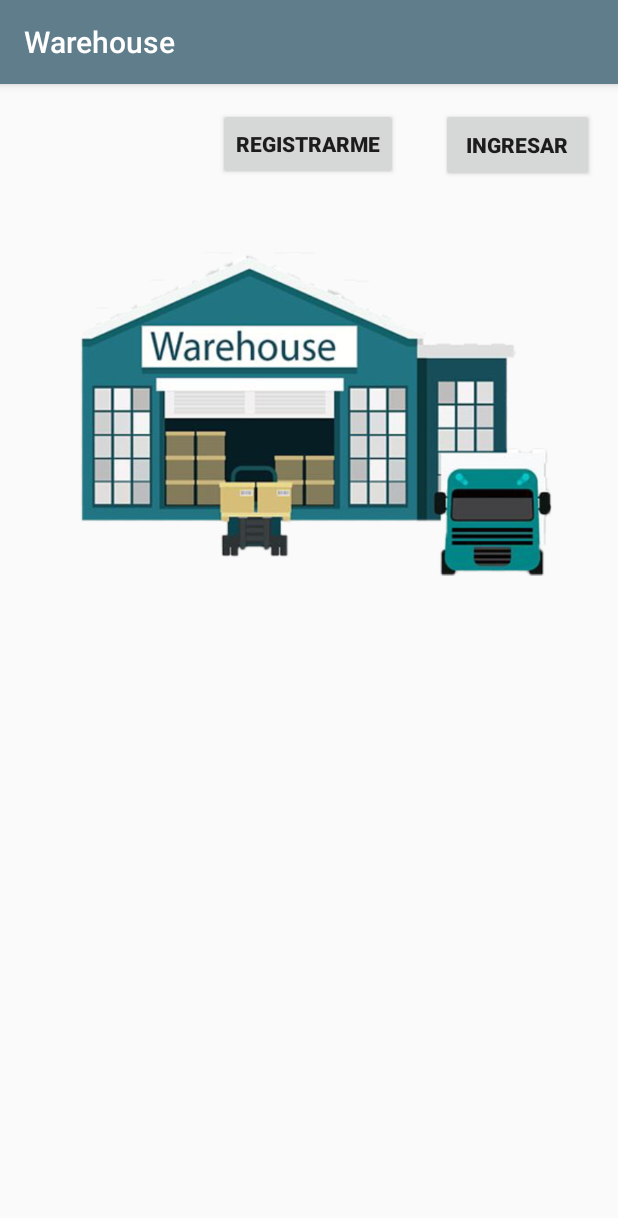
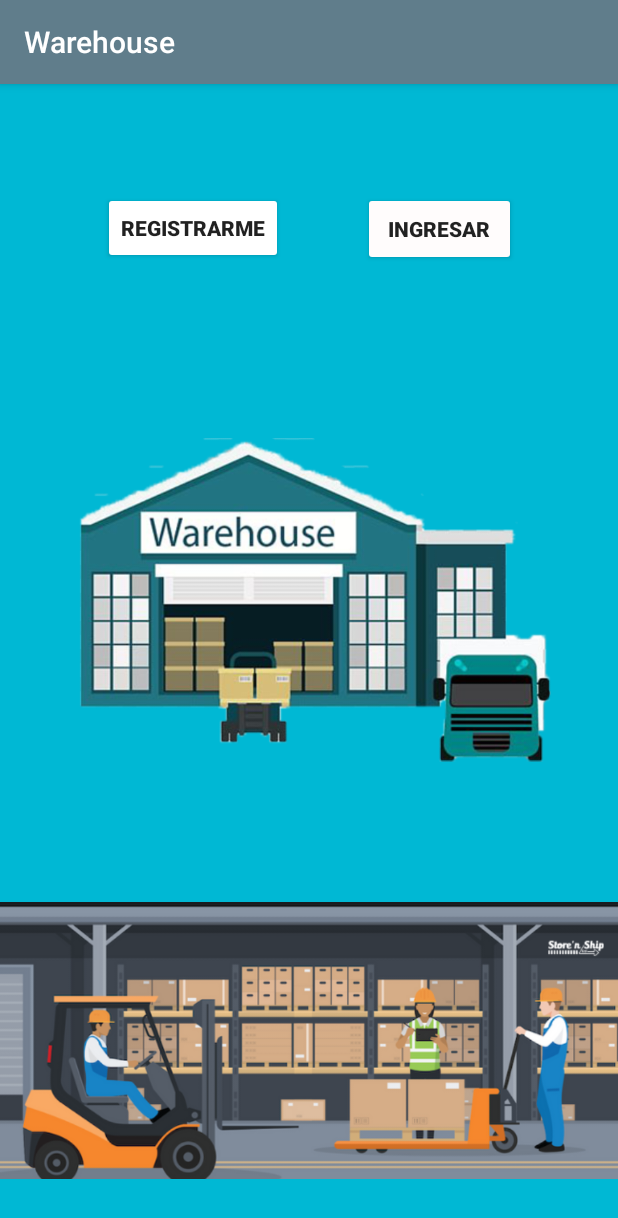
Before and after one commit to leidyqb/Warehouse, an Android app: the screen it shows after launch (MainActivity), on a phone screen of 412 x 824 dp. Shown: the top 1218 px of the screen. Run offline under Robolectric (Android 15) with nearby library versions, the phone set to English and light mode, and no system bars.

Commit message:
cambios finales

```diff
--- a/app/src/main/AndroidManifest.xml
+++ b/app/src/main/AndroidManifest.xml
@@ -16,7 +16,6 @@
         <activity android:name=".Pagos" />
         <activity android:name=".Planes" />
         <activity android:name=".RegistrarUsuario" />
-        <activity android:name=".Cotizador" />
         <activity android:name=".Login" />
         <activity android:name=".MainActivity">
             <intent-filter>
--- a/app/src/main/res/layout/activity_login.xml
+++ b/app/src/main/res/layout/activity_login.xml
@@ -24,7 +24,7 @@
         android:layout_marginTop="32dp"
         android:ems="10"
         android:inputType="textPersonName"
-        android:hint="Ingrese su Usuario"
+        android:hint="Ingrese su usuario"
         app:layout_constraintEnd_toEndOf="parent"
         app:layout_constraintHorizontal_bias="0.467"
         app:layout_constraintStart_toStartOf="parent"
@@ -37,7 +37,7 @@
         android:layout_marginTop="16dp"
         android:ems="10"
         android:inputType="textPersonName"
-        android:hint="Ingrese su Contraseña"
+        android:hint="Ingrese su contraseña"
         app:layout_constraintEnd_toEndOf="parent"
         app:layout_constraintStart_toStartOf="parent"
         app:layout_constraintTop_toBottomOf="@+id/txtUsuario" />
@@ -48,6 +48,7 @@
         android:layout_height="wrap_content"
         android:layout_marginTop="32dp"
         android:text="Entrar"
+        android:textStyle="bold"
         app:layout_constraintEnd_toEndOf="parent"
         app:layout_constraintStart_toStartOf="parent"
         app:layout_constraintTop_toBottomOf="@+id/txtPassword" />
--- a/app/src/main/res/layout/activity_main.xml
+++ b/app/src/main/res/layout/activity_main.xml
@@ -4,14 +4,16 @@
     xmlns:tools="http://schemas.android.com/tools"
     android:layout_width="match_parent"
     android:layout_height="match_parent"
+    android:background="#00B8D4"
     tools:context=".MainActivity">
 
     <Button
         android:id="@+id/btnIngresar"
         android:layout_width="102dp"
         android:layout_height="49dp"
-        android:layout_marginTop="16dp"
-        android:layout_marginEnd="16dp"
+        android:layout_marginTop="72dp"
+        android:layout_marginEnd="68dp"
+        android:backgroundTint="#FFFCFC"
         android:text="Ingresar"
         android:textStyle="bold"
         app:layout_constraintEnd_toEndOf="parent"
@@ -21,11 +23,12 @@
         android:id="@+id/btnRegistrarme"
         android:layout_width="wrap_content"
         android:layout_height="wrap_content"
-        android:layout_marginTop="16dp"
+        android:layout_marginTop="72dp"
+        android:backgroundTint="#FFFFFF"
         android:text="Registrarme"
         android:textStyle="bold"
         app:layout_constraintEnd_toStartOf="@+id/btnIngresar"
-        app:layout_constraintHorizontal_bias="0.834"
+        app:layout_constraintHorizontal_bias="0.564"
         app:layout_constraintStart_toStartOf="parent"
         app:layout_constraintTop_toTopOf="parent" />
 
@@ -33,10 +36,24 @@
         android:id="@+id/imageView2"
         android:layout_width="324dp"
         android:layout_height="247dp"
-        android:layout_marginTop="32dp"
+        android:layout_marginTop="100dp"
         app:layout_constraintEnd_toEndOf="parent"
+        app:layout_constraintHorizontal_bias="0.494"
         app:layout_constraintStart_toStartOf="parent"
         app:layout_constraintTop_toBottomOf="@+id/btnRegistrarme"
         app:srcCompat="@drawable/house2" />
 
+    <ImageView
+        android:id="@+id/imageView9"
+        android:layout_width="wrap_content"
+        android:layout_height="wrap_content"
+        android:layout_marginTop="272dp"
+        app:layout_constraintBottom_toBottomOf="parent"
+        app:layout_constraintEnd_toEndOf="parent"
+        app:layout_constraintHorizontal_bias="0.0"
+        app:layout_constraintStart_toStartOf="parent"
+        app:layout_constraintTop_toTopOf="@+id/imageView2"
+        app:layout_constraintVertical_bias="0.0"
+        app:srcCompat="@drawable/waare2" />
+
 </androidx.constraintlayout.widget.ConstraintLayout>
```
Also changed, not shown: app/src/main/java/com/lquiroz/warehouse/Cotizador.java (deleted, +0 -44 lines), app/src/main/res/layout/activity_cotizador.xml (deleted, +0 -121 lines), app/src/main/res/layout/activity_pagos.xml (+6 -3 lines), app/src/main/res/layout/activity_planes.xml (+6 -4 lines), app/src/main/res/drawable/waare2.png (added), app/src/main/res/drawable/ware.jpg (added).
